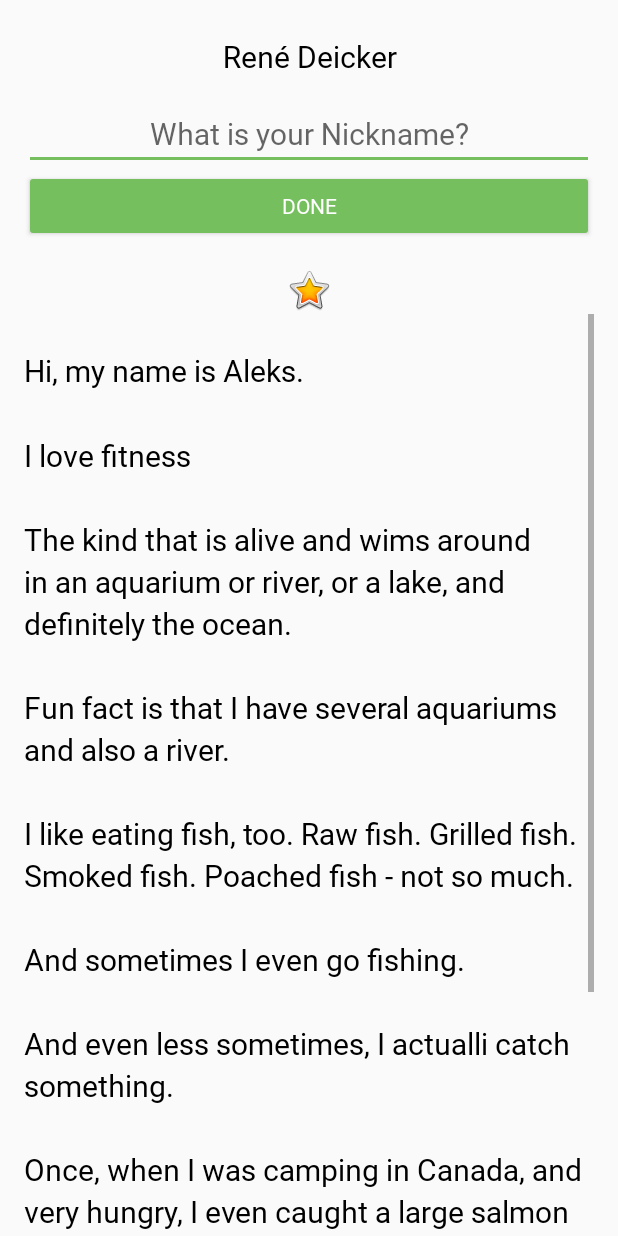
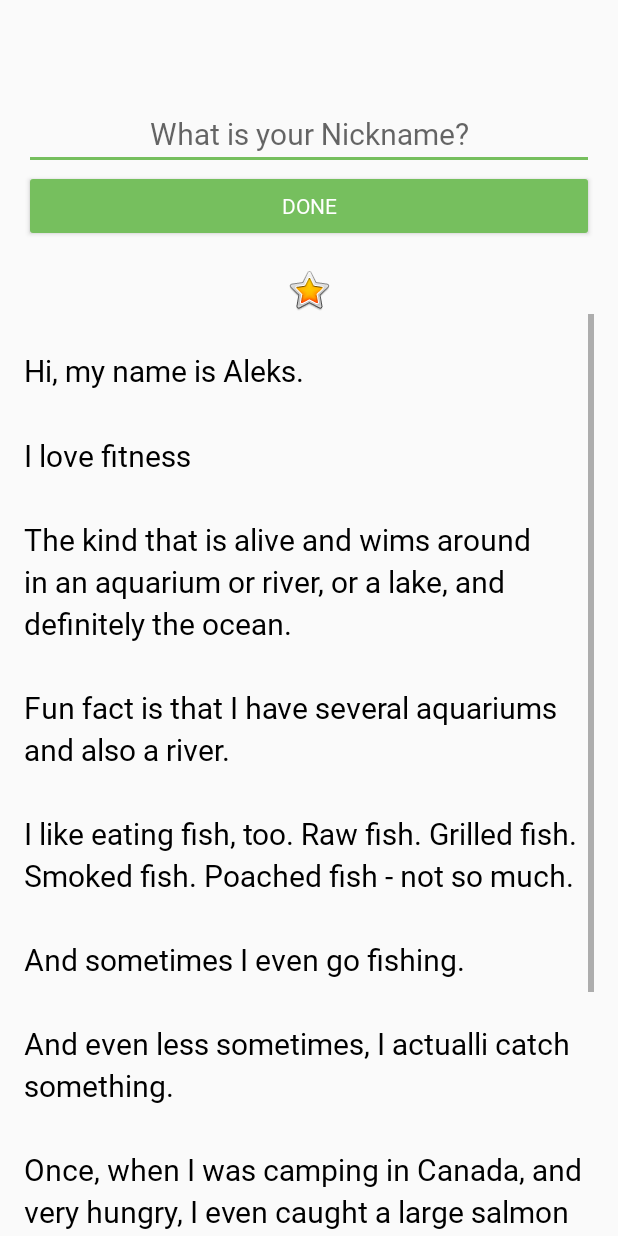
Before and after one commit to 1920-5bhif-nvs/1920-5bhif-nvs-udacity-labs-ReneDeicker, an Android app: the layout activity_main.xml on its own in the app's theme, with its tools: preview values and no code run, on a phone screen of 412 x 824 dp. Run offline under Robolectric (Android 15) with nearby library versions, the phone set to English and light mode, and no system bars.

Commit message:
Lesson 2 - section 16

```diff
--- /dev/null
+++ b/Coding-Examples/Lesson_2/AboutMe/app/src/main/java/at/htl/aboutme/MyName.kt
@@ -0,0 +1,3 @@
+package at.htl.aboutme
+
+data class MyName(var name: String = "", var nickname: String = "")
--- a/Coding-Examples/Lesson_2/AboutMe/app/src/main/res/layout/activity_main.xml
+++ b/Coding-Examples/Lesson_2/AboutMe/app/src/main/res/layout/activity_main.xml
@@ -2,6 +2,13 @@
 
 <layout xmlns:android="http://schemas.android.com/apk/res/android"
     xmlns:app="http://schemas.android.com/apk/res-auto">
+
+    <data>
+        <variable
+            name="myName"
+            type="at.htl.aboutme.MyName" />
+    </data>
+
     <LinearLayout
         xmlns:tools="http://schemas.android.com/tools"
         android:layout_width="match_parent"
@@ -15,7 +22,7 @@
             style="@style/NameStyle"
             android:layout_width="match_parent"
             android:layout_height="wrap_content"
-            android:text="@string/name"
+            android:text="@={myName.name}"
             android:textAlignment="center" />
 
         <EditText
@@ -44,7 +51,8 @@
             android:layout_width="match_parent"
             android:layout_height="wrap_content"
             android:textAlignment="center"
-            android:visibility="gone" />
+            android:visibility="gone"
+            android:text="@={myName.nickname}"/>
 
         <ImageView
             android:id="@+id/star_image"
```
Also changed, not shown: Coding-Examples/Lesson_2/AboutMe/app/src/main/java/at/htl/aboutme/MainActivity.kt (+10 -5 lines), 1 other file.
